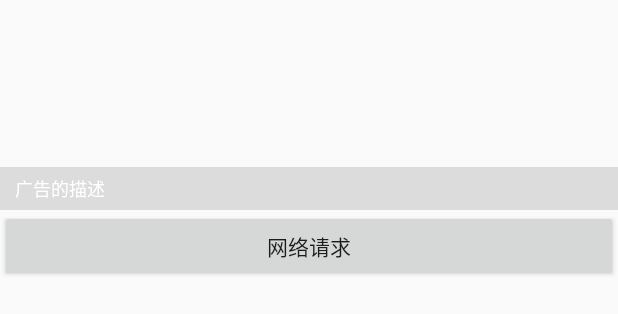
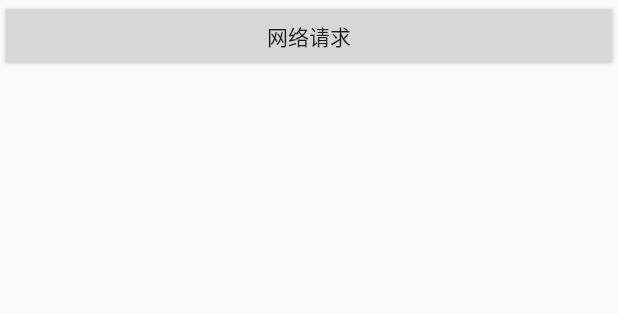
Before and after one commit to Sincerityzz/SinceUtils, an Android app: the layout activity_main.xml on its own in the app's theme, with its tools: preview values and no code run, on a phone screen of 412 x 824 dp. Shown: the top 314 px of the screen. Run offline under Robolectric (Android 15) with nearby library versions, the phone set to English and light mode, and no system bars.

Commit message:
update Memory Optimization

```diff
--- a/app/src/main/AndroidManifest.xml
+++ b/app/src/main/AndroidManifest.xml
@@ -5,6 +5,7 @@
     <uses-permission android:name="android.permission.INTERNET" />
 
     <application
+        android:name=".BaseApplication"
         android:allowBackup="true"
         android:icon="@mipmap/ic_launcher"
         android:label="@string/app_name"
--- a/app/src/main/res/layout/activity_main.xml
+++ b/app/src/main/res/layout/activity_main.xml
@@ -10,13 +10,15 @@
     <com.sincerity.utilslibrary.view.BannerView.BannerView
         android:id="@+id/banner_view"
         android:layout_width="match_parent"
-        android:layout_height="140dp"
+        android:layout_height="0dp"
         app:bottomColor="@color/gray_translucent"
         app:dotIndicatorFocus="@color/colorAccent"
         app:dotIndicatorGravity="right"
         app:dotIndicatorNormal="@color/colorPrimary"
         app:dotIndicatorSize="8dp"
-        app:dotIndicatorSpacing="2dp" />
+        app:dotIndicatorSpacing="2dp"
+        app:heightProportion="1"
+        app:widthProportion="2" />
 
     <Button
         android:id="@+id/btn_request"
--- a/utilslibrary/src/main/java/com/sincerity/utilslibrary/view/BannerView/BannerAdapter.java
+++ b/utilslibrary/src/main/java/com/sincerity/utilslibrary/view/BannerView/BannerAdapter.java
@@ -13,7 +13,7 @@ public abstract class BannerAdapter {
      * @param position
      * @return
      */
-    public abstract View getView(int position);
+    public abstract View getView(int position,View mConvertView);
 
     //获取轮播的数量
     public abstract int getCount();
--- a/utilslibrary/src/main/java/com/sincerity/utilslibrary/view/BannerView/BannerView.java
+++ b/utilslibrary/src/main/java/com/sincerity/utilslibrary/view/BannerView/BannerView.java
@@ -5,7 +5,6 @@ import android.content.res.TypedArray;
 import android.graphics.Color;
 import android.graphics.drawable.ColorDrawable;
 import android.graphics.drawable.Drawable;
-import android.support.v4.content.ContextCompat;
 import android.support.v4.view.ViewPager;
 import android.util.AttributeSet;
 import android.util.TypedValue;
@@ -31,8 +30,10 @@ public class BannerView extends RelativeLayout {
     private int mCurrentIndex = 0;
     private int mDotGravity = 0; //默认指示器的显示位置
     private int mDotSize = 8;//默认指示器的大小
-    private int mDotSpacing = 2;
-    private int mDotBoottomColor;
+    private int mDotSpacing = 2;//指示器的间隔
+    private int mDotBottomColor = Color.TRANSPARENT; //默认底部颜色
+    private RelativeLayout mBottomView;
+    private float mWidthProportion, mHeightProportion;//宽高比例
 
     public BannerView(Context context) {
         this(context, null);
@@ -47,11 +48,16 @@ public class BannerView extends RelativeLayout {
         super(context, attrs, defStyleAttr);
         this.mContext = context;
         //把布局加载到这个View中
-        mDotBoottomColor = ContextCompat.getColor(mContext, R.color.gray_translucent);
         inflate(context, R.layout.view_banner, this);
+        initAttributeSet(attrs);
         initViews();
-        initAttributeSet(attrs);
         //设置默认的指示器颜色
+    }
+
+    @Override
+    protected void onMeasure(int widthMeasureSpec, int heightMeasureSpec) {
+        super.onMeasure(widthMeasureSpec, heightMeasureSpec);
+
     }
 
     private void initAttributeSet(AttributeSet attrs) {
@@ -74,7 +80,9 @@ public class BannerView extends RelativeLayout {
         //指示器的间隔
         mDotSpacing = (int) array.getDimension(R.styleable.BannerView_dotIndicatorSpacing, dip2px(mDotSpacing));
         //指示器底部的背景颜色
-        mDotBoottomColor = array.getColor(R.styleable.BannerView_bottomColor, mDotBoottomColor);
+        mDotBottomColor = array.getColor(R.styleable.BannerView_bottomColor, mDotBottomColor);
+        mWidthProportion = array.getFloat(R.styleable.BannerView_widthProportion, mWidthProportion);
+        mHeightProportion = array.getFloat(R.styleable.BannerView_heightProportion, mHeightProportion);
         array.recycle();
     }
 
@@ -83,6 +91,8 @@ public class BannerView extends RelativeLayout {
         mBannerVp = findViewById(R.id.banner_vp);
         mTvBannerDesc = findViewById(R.id.banner_desc_tv);
         mPointContainer = findViewById(R.id.point_container);
+        mBottomView = findViewById(R.id.bottom_view);
+        mBottomView.setBackgroundColor(mDotBottomColor);
     }
 
     /**
@@ -102,6 +112,13 @@ public class BannerView extends RelativeLayout {
         //初始化第一次的Banner描述
         String mFirstDesc = mBannerAdapter.getBannerDesc(0);
         mTvBannerDesc.setText(mFirstDesc);
+        if (mWidthProportion == 0 || mHeightProportion == 0) {
+            return;
+        }
+        //动态计算高度
+        int width = getMeasuredWidth();
+        int height = (int) (width * mHeightProportion / mWidthProportion);
+        getLayoutParams().height = height;
     }
 
     private void pagerSelected(int position) {
@@ -122,7 +139,6 @@ public class BannerView extends RelativeLayout {
         int count = mBannerAdapter.getCount();
         //设置指示器的位置在右边
         mPointContainer.setGravity(getDotGravity());
-        mPointContainer.setBackgroundColor(mDotBoottomColor);
         //循环去添加点的指示器
         for (int i = 0; i < count; i++) {
             DotIndicatorView mDot = new DotIndicatorView(mContext);
--- /dev/null
+++ b/utilslibrary/src/main/java/com/sincerity/utilslibrary/view/BannerView/DefalutActivityLifecyelCallbacks.java
@@ -0,0 +1,46 @@
+package com.sincerity.utilslibrary.view.BannerView;
+
+import android.app.Activity;
+import android.app.Application;
+import android.os.Bundle;
+
+/**
+ * Created by Sincerity on 2019/8/30.
+ * 描述：Activity生命周期管理 回调
+ */
+public class DefalutActivityLifecyelCallbacks implements Application.ActivityLifecycleCallbacks {
+    @Override
+    public void onActivityCreated(Activity activity, Bundle savedInstanceState) {
+
+    }
+
+    @Override
+    public void onActivityStarted(Activity activity) {
+
+    }
+
+    @Override
+    public void onActivityResumed(Activity activity) {
+
+    }
+
+    @Override
+    public void onActivityPaused(Activity activity) {
+
+    }
+
+    @Override
+    public void onActivityStopped(Activity activity) {
+
+    }
+
+    @Override
+    public void onActivitySaveInstanceState(Activity activity, Bundle outState) {
+
+    }
+
+    @Override
+    public void onActivityDestroyed(Activity activity) {
+
+    }
+}
--- a/utilslibrary/src/main/java/com/sincerity/utilslibrary/view/BannerView/DotIndicatorView.java
+++ b/utilslibrary/src/main/java/com/sincerity/utilslibrary/view/BannerView/DotIndicatorView.java
@@ -52,6 +52,7 @@ public class DotIndicatorView extends View {
             Bitmap circleBitmap = BitmapToCircleBitMap(bitmap);
             //绘制圆形bitmap
             canvas.drawBitmap(circleBitmap, 0, 0, null);
+
         }
     }
 
@@ -69,6 +70,8 @@ public class DotIndicatorView extends View {
         canvas.drawCircle(getMeasuredHeight() / 2, getMeasuredHeight() / 2, getMeasuredWidth() / 2, paint);
         paint.setXfermode(new PorterDuffXfermode(PorterDuff.Mode.SRC_IN)); //取bitmap和圆形的交集
         canvas.drawBitmap(bitmap, 0, 0, paint);
+        bitmap.recycle(); //回收BitMap
+        bitmap = null;
         return circleBitmap;
     }
 
--- a/utilslibrary/src/main/res/layout/view_banner.xml
+++ b/utilslibrary/src/main/res/layout/view_banner.xml
@@ -9,6 +9,7 @@
         android:layout_height="match_parent" />
 
     <RelativeLayout
+        android:id="@+id/bottom_view"
         android:background="@color/gray_translucent"
         android:layout_width="match_parent"
         android:layout_height="wrap_content"
--- a/utilslibrary/src/main/res/values/attrs.xml
+++ b/utilslibrary/src/main/res/values/attrs.xml
@@ -16,5 +16,9 @@
         </attr>
         <!--底部颜色-->
         <attr name="bottomColor" format="color" />
+        <!--定义宽高比-->
+        <attr name="widthProportion" format="float"/>
+        <attr name="heightProportion" format="float"/>
+
     </declare-styleable>
 </resources>
```
Also changed, not shown: app/src/main/java/com/sincerity/sinceutils/MainActivity.java (+8 -3 lines), utilslibrary/src/main/java/com/sincerity/utilslibrary/view/BannerView/BannerViewPager.java (+58 -8 lines).
